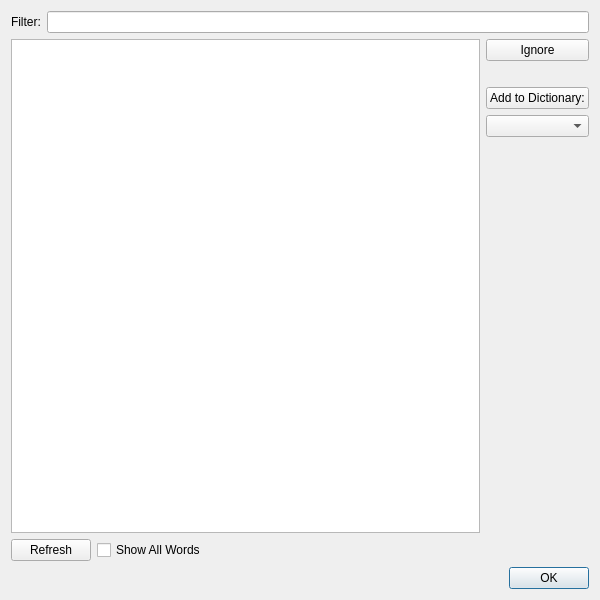
Qt form src/Sigil/Form_Files/SpellcheckEditor.ui (Sigil-Ebook/Sigil) before a commit.
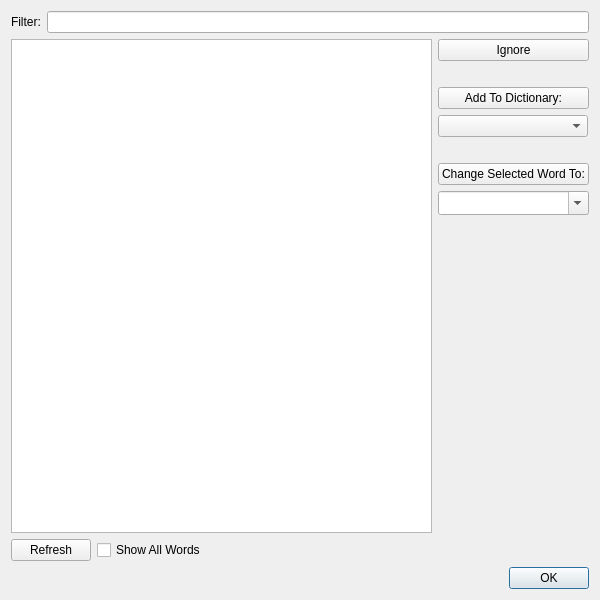
The same form after that commit.

Commit message: Implement issue 1979: 	Enhance Spellcheck to allow changing all words to suggested or typed word.  Changed find word to use the HTMLSpellcheck positions for accuracy.  Minor cleanup on dialog.

```diff
--- a/src/Sigil/Form_Files/SpellcheckEditor.ui
+++ b/src/Sigil/Form_Files/SpellcheckEditor.ui
@@ -51,7 +51,7 @@
       </widget>
      </item>
      <item>
-      <layout class="QVBoxLayout" name="verticalLayout" stretch="0,0,0,0,0">
+      <layout class="QVBoxLayout" name="verticalLayout" stretch="0,0,0,0,0,0,0,0">
        <item>
         <widget class="QPushButton" name="Ignore">
          <property name="text">
@@ -87,13 +87,13 @@
            <verstretch>0</verstretch>
           </sizepolicy>
          </property>
-         <property name="text">
-          <string>Add to Dictionary:</string>
-         </property>
          <property name="toolTip">
           <string>Add the selected words to the
 dictionary selected below.</string>
          </property>
+         <property name="text">
+          <string>Add To Dictionary:</string>
+         </property>
         </widget>
        </item>
        <item>
@@ -112,6 +112,50 @@
          </property>
         </widget>
        </item>
+       <item>
+        <spacer name="verticalSpacer_3">
+         <property name="orientation">
+          <enum>Qt::Vertical</enum>
+         </property>
+         <property name="sizeType">
+          <enum>QSizePolicy::Fixed</enum>
+         </property>
+         <property name="sizeHint" stdset="0">
+          <size>
+           <width>20</width>
+           <height>20</height>
+          </size>
+         </property>
+        </spacer>
+       </item>
+       <item>
+        <widget class="QPushButton" name="ChangeAll">
+         <property name="toolTip">
+          <string>Change all occurrences of the selected word  in
+HTML files to the word you select or type below.
+The selected word does not have to be misspelled.</string>
+         </property>
+         <property name="text">
+          <string>Change Selected Word To:</string>
+         </property>
+        </widget>
+       </item>
+       <item>
+        <widget class="QComboBox" name="cbChangeAll">
+         <property name="editable">
+          <bool>true</bool>
+         </property>
+         <property name="maxCount">
+          <number>25</number>
+         </property>
+         <property name="sizeAdjustPolicy">
+          <enum>QComboBox::AdjustToMinimumContentsLengthWithIcon</enum>
+         </property>
+         <property name="duplicatesEnabled">
+          <bool>false</bool>
+         </property>
+        </widget>
+       </item>
        <item>
         <spacer name="verticalSpacer">
          <property name="orientation">
```
Left out of the diff: 10 changed lines with no effect on the pictures. The commit also changes 15 other files.
